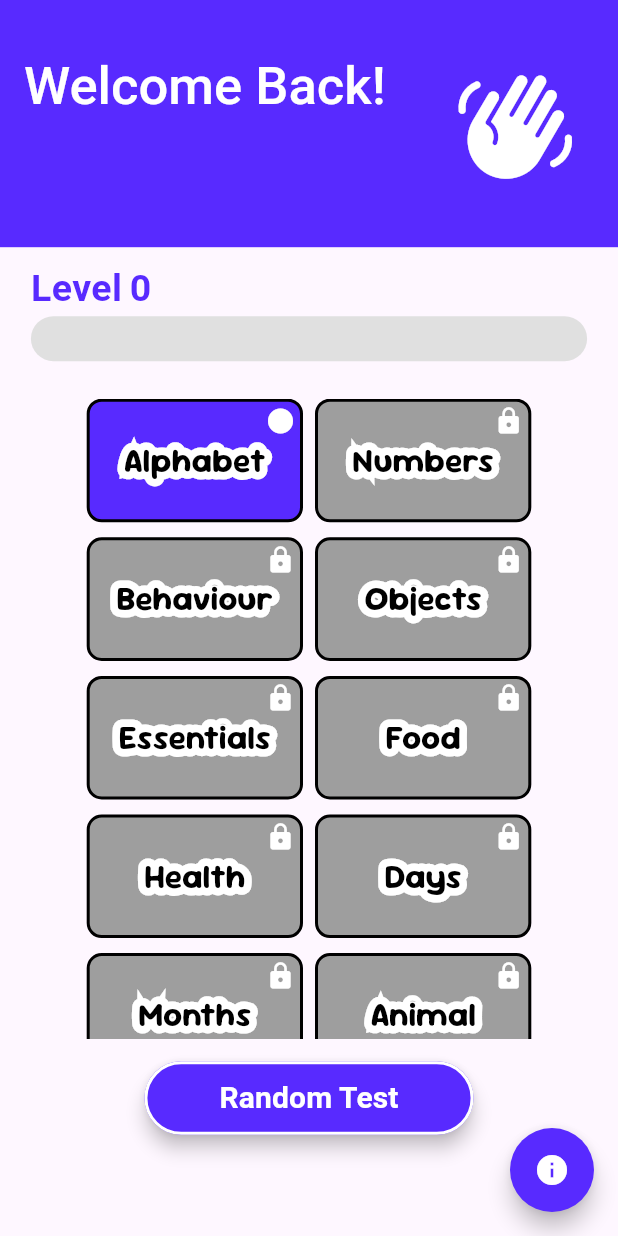
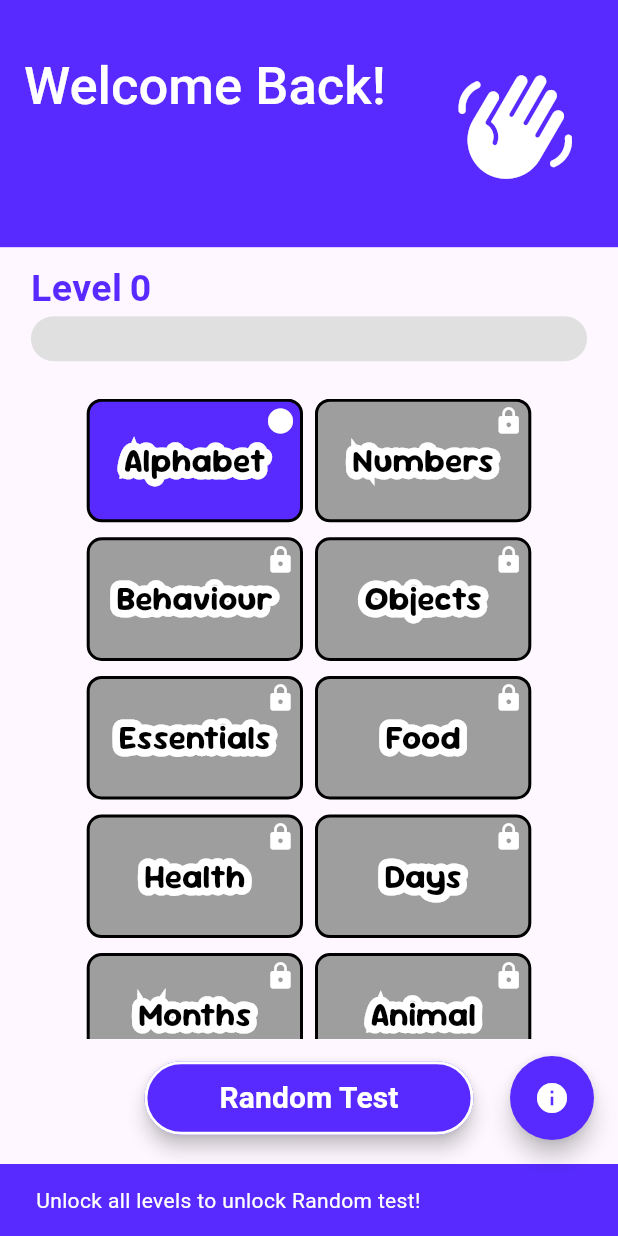
Before and after one commit to saksham-09-design/little_signs, a Flutter app: the Homepage screen opened directly, after a tap on "Random Test", on a phone screen of 412 x 824 dp. Run offline on Flutter 3.47's test engine with Material 3 defaults, Android fonts, the phone set to English and light mode, and no system bars; our stand-ins replace shared_preferences, smooth_page_indicator, video_player; accounts and stored records are empty.

Commit message:
Added Random Test Feature

```diff
--- a/lib/pages/homepage.dart
+++ b/lib/pages/homepage.dart
@@ -1,4 +1,7 @@
+import 'dart:math';
+
 import 'package:flutter/material.dart';
+import 'package:little_signs/Components/VideoTestComponent.dart';
 import 'package:little_signs/Components/gridLetter.dart';
 import 'package:little_signs/Components/styledText.dart';
 import 'package:little_signs/Components/wavingHand.dart';
@@ -141,7 +144,124 @@ class _Homepage extends State<Homepage> {
                             BorderSide(color: Colors.white, width: 2),
                           ),
                         ),
-                        onPressed: () {},
+                        onPressed: () {
+                          if (level == 15) {
+                            var random = Random();
+                            List<String> vtitle = <String>[];
+                            List<List<String>> voptions = <List<String>>[];
+                            List<int> vcorrect = <int>[];
+                            List<String> allTitles = const [
+                              'answer',
+                              'april',
+                              'bad',
+                              'bandage',
+                              'bank',
+                              'beautiful',
+                              'birthday',
+                              'bulb',
+                              'bye',
+                              'calendar',
+                              'cat',
+                              'chair',
+                              'cheap',
+                              'chocolate',
+                              'class',
+                              'computer',
+                              'cycle',
+                              'december',
+                              'dentist',
+                              'dinner',
+                              'dog',
+                              'dress',
+                              'elephant',
+                              'fast',
+                              'fire',
+                              'fish',
+                              'forgive',
+                              'goodnight',
+                              'holiday',
+                              'india',
+                              'january',
+                              'june',
+                              'market',
+                              'monday',
+                              'never',
+                              'no',
+                              'november',
+                              'nurse',
+                              'opinion',
+                              'pain',
+                              'pen',
+                              'pencil',
+                              'police',
+                              'polite',
+                              'rat',
+                              'rest',
+                              'rupee',
+                              'safe',
+                              'school',
+                              'sunday',
+                              'tea',
+                              'teacher',
+                              'thankyou',
+                              'thirsty',
+                              'today',
+                              'tomorrow',
+                              'toothbrush',
+                              'uncomfortable',
+                              'vomiting',
+                              'wallet',
+                              'washroom',
+                              'water',
+                              'what',
+                              'which',
+                              'yes'
+                            ];
+                            vtitle = List.of(allTitles)..shuffle();
+                            vtitle = vtitle.sublist(0, 5);
+                            for (String title in vtitle) {
+                              List<String> tempOptions = List.of(allTitles)
+                                ..shuffle();
+                              tempOptions.remove(title);
+                              List<String> chosenOptions =
+                                  tempOptions.sublist(0, 3);
+                              int correctIndex = random.nextInt(4);
+                              chosenOptions.insert(correctIndex, title);
+                              voptions.add(chosenOptions);
+                              vcorrect.add(correctIndex);
+                            }
+                            Navigator.push(
+                              context,
+                              MaterialPageRoute(
+                                builder: (context) => VideoTestWindow(
+                                  videoTitles: vtitle,
+                                  options: voptions,
+                                  correctAnswers: vcorrect,
+                                  onPass: () {
+                                    Navigator.pushAndRemoveUntil(
+                                      context,
+                                      MaterialPageRoute(
+                                        builder: (context) => Homepage(),
+                                      ),
+                                      (route) => false,
+                                    );
+                                  },
+                                ),
+                              ),
+                            );
+                          } else {
+                            ScaffoldMessenger.of(context).showSnackBar(
+                              SnackBar(
+                                backgroundColor: textPurple,
+                                content: const Text(
+                                  'Unlock all levels to unlock Random test!',
+                                  style: TextStyle(color: Colors.white),
+                                ),
+                              ),
+                            );
+                          }
+
+                        },
                         child: const Text(
                           'Random Test',
                           style: TextStyle(
```
